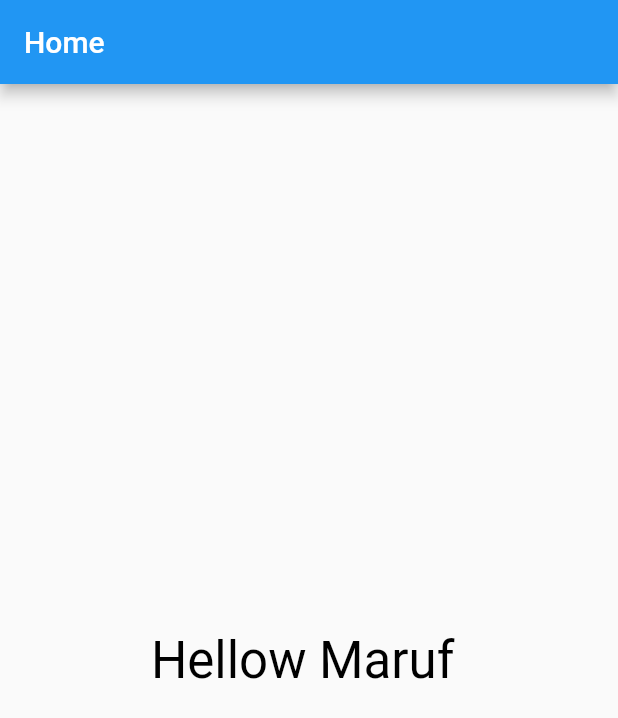
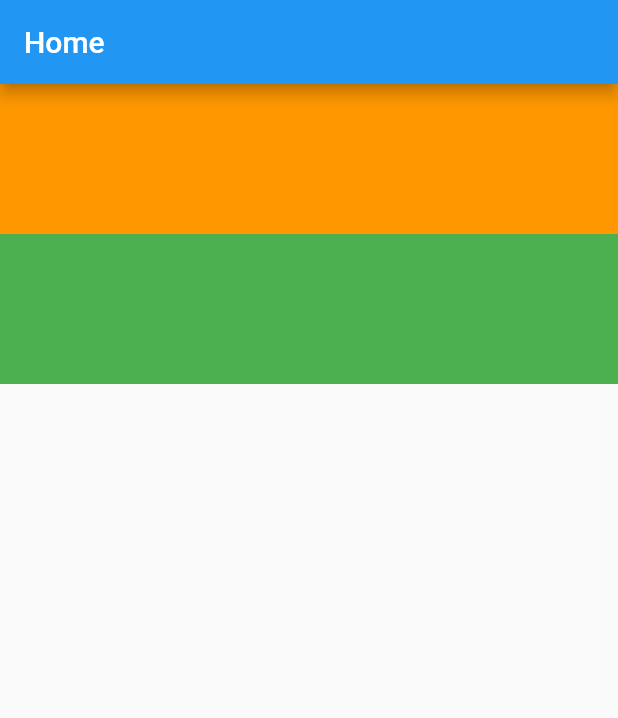
Before and after one commit to marufhasanmitul/assignment, a Flutter app: the screen it shows after launch, on a phone screen of 412 x 824 dp. Shown: the top 718 px of the screen. Run offline on Flutter 3.47's test engine with Material 2 defaults, Android fonts, the phone set to English and light mode, and no system bars; our stand-ins replace responsive_grid.

Commit message:
Responsive Grid,and Packages

```diff
--- a/lib/main.dart
+++ b/lib/main.dart
@@ -1,4 +1,4 @@
-
+import 'package:responsive_grid/responsive_grid.dart';
 import 'package:assignment/style.dart';
 import 'package:flutter/material.dart';
 
@@ -19,12 +19,6 @@ class HomePage extends StatelessWidget{
   @override
   Widget build(BuildContext context) {
 
-    //Device Screen Size
-    var size=MediaQuery.of(context).size;
-    var width=MediaQuery.of(context).size.width;
-    var height=MediaQuery.of(context).size.height;
-    var orentation=MediaQuery.of(context).orientation;//Screen orientation
-
 
     return Scaffold(
       appBar: AppBar(
@@ -32,16 +26,32 @@ class HomePage extends StatelessWidget{
       ),
       body:
       Center(
-        child: Column(
-          mainAxisAlignment: MainAxisAlignment.center,
+        child: ResponsiveGridRow(
           children: [
-            Text('Hellow Maruf ',style: HeadLine(context),),
-
+            ResponsiveGridCol(
+              lg: 12,
+                child: Container(
+                  height:100 ,
+                  color: Colors.orange,
+                )
+            ),
+            ResponsiveGridCol(
+                xl: 4,
+                lg: 6,
+                md:8 ,
+                sm: 9,
+                xs: 12,
+                child: Container(
+                  height:100 ,
+                  color: Colors.green,
+                )
+            ),
           ],
         ),
       ),
 
 
+
     );
   }
 }
--- a/pubspec.yaml
+++ b/pubspec.yaml
@@ -35,6 +35,7 @@ dependencies:
   # The following adds the Cupertino Icons font to your application.
   # Use with the CupertinoIcons class for iOS style icons.
   cupertino_icons: ^1.0.2
+  responsive_grid: ^2.3.0
 
 dev_dependencies:
   flutter_test:
```
Also changed, not shown: pubspec.lock.
